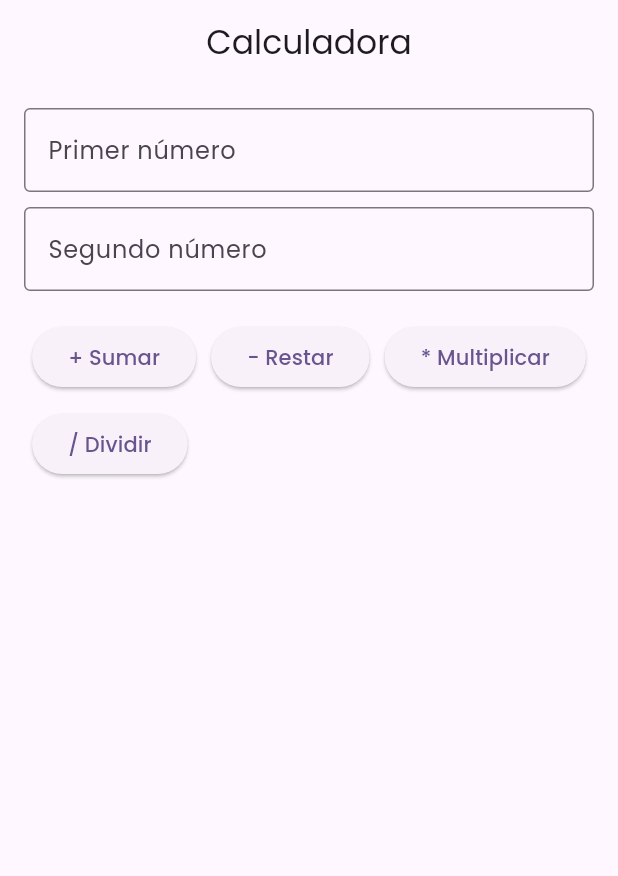
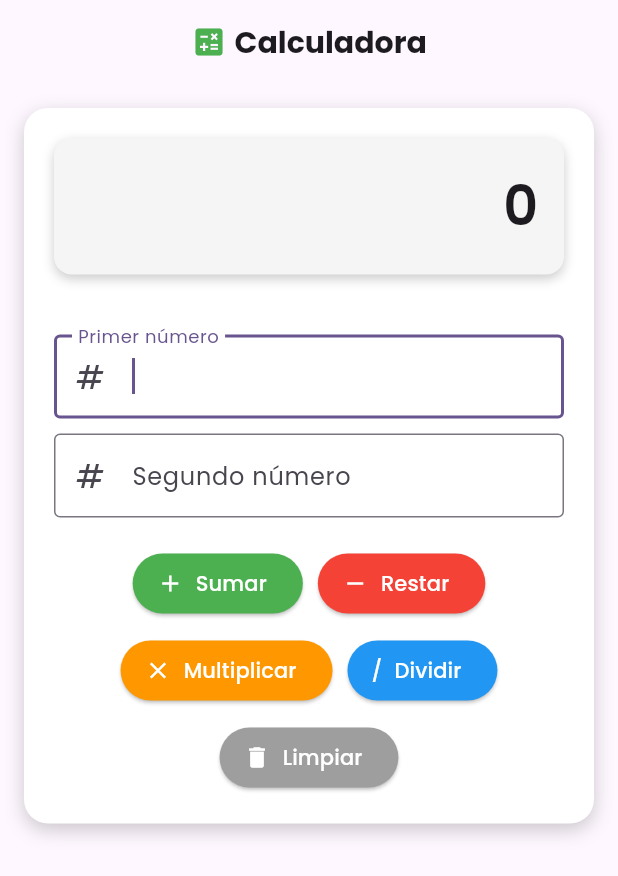
Before and after one commit to xEdwardP/app_calculator_flutter, a Flutter app: the screen it shows after launch, on a phone screen of 412 x 824 dp. Shown: the top 876 px of the screen. Run offline on Flutter 3.47's test engine with Material 3 defaults, Android fonts, the phone set to English and light mode, and no system bars; our stand-ins replace google_fonts.

Commit message:
Version 1.1

```diff
--- a/lib/main.dart
+++ b/lib/main.dart
@@ -1,6 +1,6 @@
-import 'package:app_calculator_flutter/views/home.dart';
+import 'package:app_calculator_flutter/pages/home.dart';
+import 'package:google_fonts/google_fonts.dart';
 import 'package:flutter/material.dart';
-import 'package:google_fonts/google_fonts.dart';
 
 void main() => runApp(const MyApp());
 
--- /dev/null
+++ b/lib/pages/home.dart
@@ -0,0 +1,235 @@
+import 'package:flutter/material.dart';
+import 'package:flutter/services.dart';
+
+class HomePage extends StatefulWidget {
+  const HomePage({super.key});
+
+  @override
+  State<HomePage> createState() => _HomePageState();
+}
+
+class _HomePageState extends State<HomePage> {
+  final TextEditingController _firstInputController = TextEditingController();
+  final TextEditingController _secondInputController = TextEditingController();
+  String _result = '';
+
+  void _calculate(String operation) {
+    final num1 = double.tryParse(_firstInputController.text);
+    final num2 = double.tryParse(_secondInputController.text);
+
+    if (num1 == null || num2 == null) {
+      setState(() => _msgError('Ingrese números válidos!'));
+      return;
+    }
+
+    double res;
+    switch (operation) {
+      case '+':
+        res = num1 + num2;
+        break;
+      case '-':
+        res = num1 - num2;
+        break;
+      case '*':
+        res = num1 * num2;
+        break;
+      case '/':
+        if (num2 == 0) {
+          setState(() => _msgError('No se puede dividir por cero'));
+          return;
+        }
+        res = num1 / num2;
+        break;
+      default:
+        res = 0;
+    }
+
+    setState(() => _result = '$res');
+  }
+
+  void _clean() {
+    setState(() {
+      _firstInputController.clear();
+      _secondInputController.clear();
+      _result = '';
+    });
+  }
+
+  void _msgError(String msg) {
+    showDialog(
+      context: context,
+      builder: (context) => AlertDialog(
+        shape: RoundedRectangleBorder(borderRadius: BorderRadius.circular(12)),
+        title: Row(
+          children: const [
+            Icon(Icons.warning_amber_rounded, color: Colors.red),
+            SizedBox(width: 8),
+            Text(
+              "Error",
+              style: TextStyle(fontWeight: FontWeight.bold, fontSize: 20),
+            ),
+          ],
+        ),
+        content: Text(msg),
+        actions: [
+          TextButton(
+            onPressed: () => Navigator.of(context).pop(),
+            child: const Text("Cerrar"),
+          ),
+        ],
+      ),
+    );
+  }
+
+  @override
+  Widget build(BuildContext context) {
+    return Scaffold(
+      appBar: AppBar(
+        title: Row(
+          mainAxisAlignment: MainAxisAlignment.center,
+          children: [
+            const Icon(Icons.calculate, color: Colors.green),
+            SizedBox(width: 5),
+            const Text(
+              "Calculadora",
+              style: TextStyle(fontWeight: FontWeight.bold, fontSize: 20),
+            ),
+          ],
+        ),
+      ),
+      body: Container(
+        padding: const EdgeInsets.all(20),
+        margin: const EdgeInsets.all(16),
+        decoration: BoxDecoration(
+          color: Colors.white,
+          borderRadius: BorderRadius.circular(16),
+          boxShadow: [
+            BoxShadow(
+              color: Color.fromRGBO(0, 0, 0, 0.2),
+              blurRadius: 10,
+              offset: const Offset(0, 4),
+            ),
+          ],
+        ),
+        child: Column(
+          mainAxisSize: MainAxisSize.min,
+          children: [
+            Container(
+              width: double.infinity,
+              padding: const EdgeInsets.symmetric(vertical: 20, horizontal: 16),
+              margin: const EdgeInsets.only(bottom: 20),
+              decoration: BoxDecoration(
+                color: Colors.grey[100],
+                borderRadius: BorderRadius.circular(12),
+                boxShadow: [
+                  BoxShadow(
+                    color: Color.fromRGBO(0, 0, 0, 0.2),
+                    blurRadius: 6,
+                    offset: const Offset(0, 3),
+                  ),
+                ],
+              ),
+              child: Text(
+                _result.isNotEmpty ? _result : '0',
+                textAlign: TextAlign.right,
+                style: const TextStyle(
+                  fontSize: 36,
+                  fontWeight: FontWeight.w600,
+                  letterSpacing: 1.2,
+                ),
+              ),
+            ),
+
+            const SizedBox(height: 20),
+            TextField(
+              controller: _firstInputController,
+              keyboardType: TextInputType.numberWithOptions(decimal: true),
+              inputFormatters: [
+                FilteringTextInputFormatter.allow(RegExp(r'^\d*\.?\d*')),
+              ],
+              autofocus: true,
+              decoration: const InputDecoration(
+                labelText: "Primer número",
+                border: OutlineInputBorder(),
+                prefixIcon: Icon(Icons.numbers),
+              ),
+            ),
+            const SizedBox(height: 10),
+            TextField(
+              controller: _secondInputController,
+              keyboardType: TextInputType.numberWithOptions(decimal: true),
+              inputFormatters: [
+                FilteringTextInputFormatter.allow(RegExp(r'^\d*\.?\d*')),
+              ],
+              decoration: const InputDecoration(
+                labelText: "Segundo número",
+                border: OutlineInputBorder(),
+                prefixIcon: Icon(Icons.numbers),
+              ),
+            ),
+            const SizedBox(height: 20),
+            Wrap(
+              spacing: 10,
+              runSpacing: 10,
+              alignment: WrapAlignment.center,
+              children: [
+                ElevatedButton.icon(
+                  style: ElevatedButton.styleFrom(
+                    backgroundColor: Colors.green,
+                    foregroundColor: Colors.white,
+                  ),
+                  icon: const Icon(Icons.add),
+                  label: const Text('Sumar'),
+                  onPressed: () => _calculate('+'),
+                ),
+                ElevatedButton.icon(
+                  style: ElevatedButton.styleFrom(
+                    backgroundColor: Colors.red,
+                    foregroundColor: Colors.white,
+                  ),
+                  icon: const Icon(Icons.remove),
+                  label: const Text('Restar'),
+                  onPressed: () => _calculate('-'),
+                ),
+                ElevatedButton.icon(
+                  style: ElevatedButton.styleFrom(
+                    backgroundColor: Colors.orange,
+                    foregroundColor: Colors.white,
+                  ),
+                  icon: const Icon(Icons.clear),
+                  label: const Text('Multiplicar'),
+                  onPressed: () => _calculate('*'),
+                ),
+                ElevatedButton.icon(
+                  style: ElevatedButton.styleFrom(
+                    backgroundColor: Colors.blue,
+                    foregroundColor: Colors.white,
+                  ),
+                  icon: Text('/', style: TextStyle(color: Colors.white)),
+                  label: const Text('Dividir'),
+                  onPressed: () => _calculate('/'),
+                ),
+                ElevatedButton.icon(
+                  style: ElevatedButton.styleFrom(
+                    backgroundColor: Colors.grey,
+                    foregroundColor: Colors.white,
+                  ),
+                  icon: const Icon(Icons.delete),
+                  label: const Text('Limpiar'),
+                  onPressed: () => _clean(),
+                ),
+              ],
+            ),
+          ],
+        ),
+      ),
+    );
+  }
+
+  @override
+  void dispose() {
+    _firstInputController.dispose();
+    _secondInputController.dispose();
+    super.dispose();
+  }
+}
--- a/lib/views/home.dart
+++ /dev/null
@@ -1,133 +0,0 @@
-import 'package:flutter/material.dart';
-
-class HomePage extends StatefulWidget {
-  const HomePage({super.key});
-
-  @override
-  State<HomePage> createState() => _HomePageState();
-}
-
-class _HomePageState extends State<HomePage> {
-  final TextEditingController _firstInputController = TextEditingController();
-  final TextEditingController _secondInputController = TextEditingController();
-  String _resultado = '';
-
-  void _calcular(String operacion) {
-    final num1 = double.tryParse(_firstInputController.text);
-    final num2 = double.tryParse(_secondInputController.text);
-
-    if (num1 == null || num2 == null) {
-      setState(() => _resultado = 'Ingresa números válidos');
-      return;
-    }
-
-    double res;
-    switch (operacion) {
-      case '+':
-        res = num1 + num2;
-        break;
-      case '-':
-        res = num1 - num2;
-        break;
-      case '*':
-        res = num1 * num2;
-        break;
-      case '/':
-        if (num2 == 0) {
-          setState(() => _resultado = 'No se puede dividir por cero');
-          return;
-        }
-        res = num1 / num2;
-        break;
-      default:
-        res = 0;
-    }
-
-    setState(() => _resultado = 'El resultado: $res');
-  }
-
-  void _msgError(String msg) {
-    showDialog(
-      context: context,
-      builder: (context) => AlertDialog(
-        title: Row(
-          children: [
-            const Icon(Icons.warning_amber_rounded, color: Colors.red),
-            SizedBox(width: 5),
-            const Text(
-              "Error",
-              style: TextStyle(fontWeight: FontWeight.bold, fontSize: 20),
-            ),
-          ],
-        ),
-        content: Text(msg),
-      ),
-    );
-  }
-
-  @override
-  Widget build(BuildContext context) {
-    return Scaffold(
-      appBar: AppBar(title: const Text("Calculadora"), centerTitle: true),
-      body: Padding(
-        padding: const EdgeInsets.all(16.0),
-        child: Column(
-          children: [
-            TextField(
-              controller: _firstInputController,
-              keyboardType: TextInputType.number,
-              decoration: const InputDecoration(
-                labelText: "Primer número",
-                border: OutlineInputBorder(),
-              ),
-            ),
-            const SizedBox(height: 10),
-            TextField(
-              controller: _secondInputController,
-              keyboardType: TextInputType.number,
-              decoration: const InputDecoration(
-                labelText: "Segundo número",
-                border: OutlineInputBorder(),
-              ),
-            ),
-            const SizedBox(height: 20),
-            Wrap(
-              spacing: 10,
-              runSpacing: 10,
-              children: [
-                ElevatedButton(
-                  onPressed: () => _calcular('+'),
-                  child: const Text('+ Sumar'),
-                ),
-                ElevatedButton(
-                  onPressed: () => _calcular('-'),
-                  child: const Text('- Restar'),
-                ),
-                ElevatedButton(
-                  onPressed: () => _calcular('*'),
-                  child: const Text('* Multiplicar'),
-                ),
-                ElevatedButton(
-                  onPressed: () => _calcular('/'),
-                  child: const Text('/ Dividir'),
-                ),
-              ],
-            ),
-            const SizedBox(height: 20),
-            Text(
-              _resultado,
-              style: const TextStyle(fontSize: 18, fontWeight: FontWeight.bold),
-            ),
-          ],
-        ),
-      ),
-    );
-  }
-
-  @override
-  void dispose() {
-    _firstInputController.dispose();
-    _secondInputController.dispose();
-    super.dispose();
-  }
-}
```
Also changed, not shown: 1 other file.
